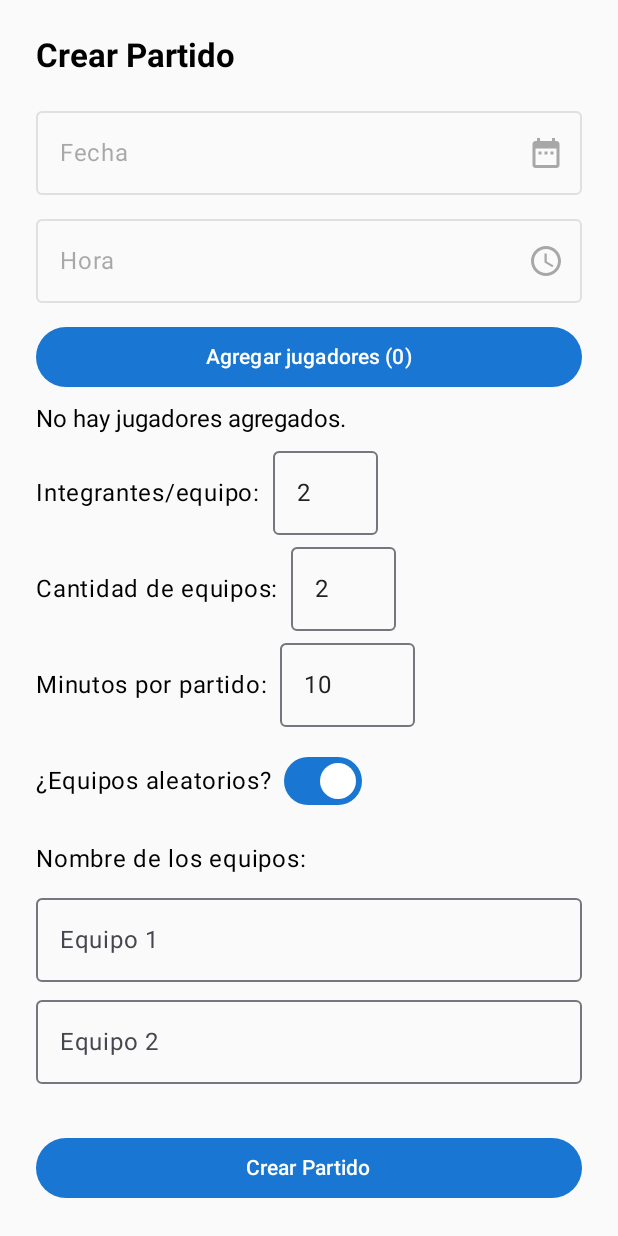
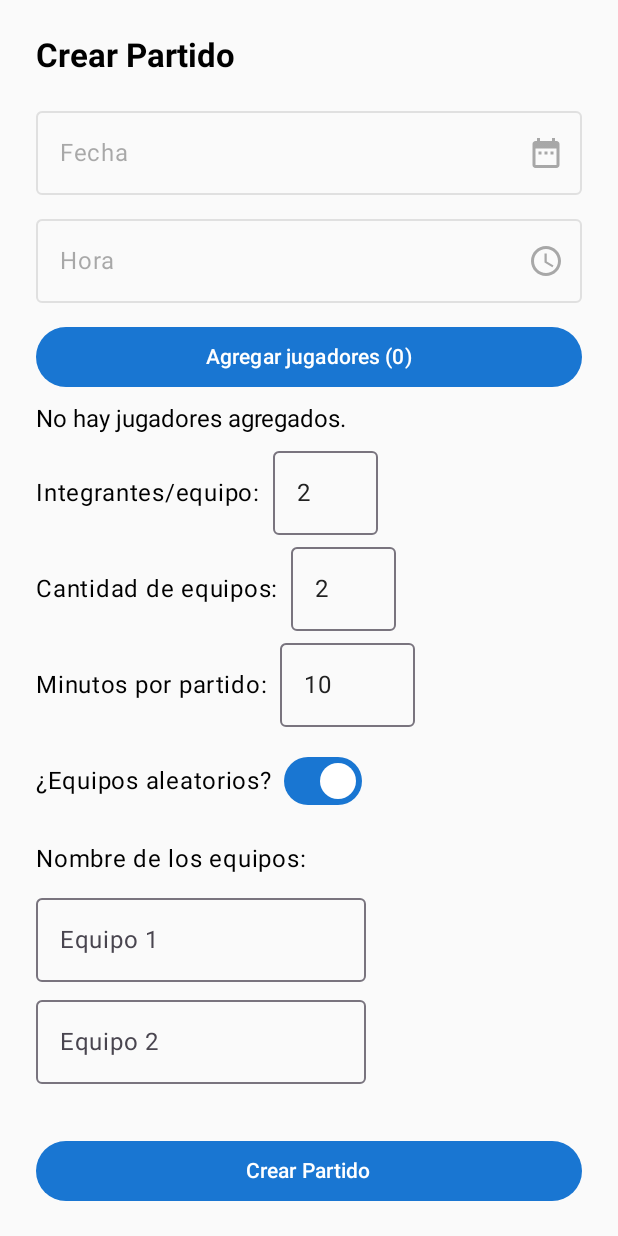
Before and after one commit to MingosGit/TorneoYa, an Android app built with Jetpack Compose: the CrearPartidoScreen screen opened through its navigation route, on a phone screen of 412 x 824 dp. Run offline under Robolectric (Android 15) with nearby library versions, the phone set to English and light mode, and no system bars; our stand-ins replace Room's generated code.

Commit message:
0.0.2.4 Solucionado bug visual

```diff
--- a/app/src/main/java/mingosgit/josecr/torneoya/ui/screens/CrearPartidoScreen.kt
+++ b/app/src/main/java/mingosgit/josecr/torneoya/ui/screens/CrearPartidoScreen.kt
@@ -3,6 +3,9 @@ package mingosgit.josecr.torneoya.ui.screens
 import android.app.DatePickerDialog
 import android.app.TimePickerDialog
 import androidx.compose.foundation.clickable
+import androidx.compose.foundation.horizontalScroll
+import androidx.compose.foundation.rememberScrollState
+import androidx.compose.foundation.verticalScroll
 import androidx.compose.foundation.layout.*
 import androidx.compose.material.icons.Icons
 import androidx.compose.material.icons.filled.AccessTime
@@ -16,7 +19,6 @@ import androidx.compose.ui.unit.dp
 import java.text.SimpleDateFormat
 import java.util.*
 
-
 @Composable
 fun CrearPartidoScreen(
     onPartidoCreado: (List<List<String>>, Int, Long, List<String>) -> Unit,
@@ -26,7 +28,6 @@ fun CrearPartidoScreen(
     onNumEquiposChange: (Int) -> Unit,
     numIntegrantes: Int,
     numEquipos: Int,
-    // Estados persistentes que se mantienen aunque se navegue
     fechaMillisState: MutableState<Long?>,
     nombresEquiposState: MutableState<List<String>>,
     horaSeteadaState: MutableState<Boolean>
@@ -41,17 +42,14 @@ fun CrearPartidoScreen(
     }
     var showError by rememberSaveable { mutableStateOf(false) }
 
-    // Estados globales para la fecha/hora y nombres de equipos
     val context = LocalContext.current
 
     val calendar = Calendar.getInstance()
     val fechaMillis = fechaMillisState.value
 
-    // Estados para mostrar el DatePicker y TimePicker
     var showDatePicker by remember { mutableStateOf(false) }
     var showTimePicker by remember { mutableStateOf(false) }
 
-    // Formato amigable
     val fechaString = fechaMillis?.let {
         SimpleDateFormat("dd/MM/yyyy", Locale.getDefault()).format(Date(it))
     } ?: ""
@@ -59,9 +57,7 @@ fun CrearPartidoScreen(
         SimpleDateFormat("HH:mm", Locale.getDefault()).format(Date(it))
     } ?: ""
 
-    // Nombres equipos como estado persistente
     var nombresEquipos by remember { nombresEquiposState }
-    // Control para no re-inicializar nombresEquipos si ya se han tocado
     val nombresInit = remember(numEquipos) { mutableStateOf(false) }
     if (!nombresInit.value) {
         if (nombresEquipos.size != numEquipos) {
@@ -71,7 +67,6 @@ fun CrearPartidoScreen(
         nombresInit.value = true
     }
 
-    // Cuando cambia el número de equipos, actualizar tamaño de nombres
     LaunchedEffect(numEquipos) {
         if (nombresEquipos.size != numEquipos) {
             val nuevos = nombresEquipos.toMutableList()
@@ -82,9 +77,11 @@ fun CrearPartidoScreen(
         }
     }
 
+    // AGREGADO: Permitir scroll general en pantalla (útil en pantallas pequeñas)
     Column(
         Modifier
             .fillMaxSize()
+            .verticalScroll(rememberScrollState())
             .padding(24.dp)
     ) {
         Text("Crear Partido", style = MaterialTheme.typography.titleLarge)
@@ -107,7 +104,6 @@ fun CrearPartidoScreen(
             }
         )
         Spacer(Modifier.height(8.dp))
-        // Selector de hora
         OutlinedTextField(
             value = horaString,
             onValueChange = {},
@@ -198,8 +194,11 @@ fun CrearPartidoScreen(
 
         Spacer(Modifier.height(16.dp))
 
-        // Entrada de nombres de equipos
-        Column {
+        // ENTRADA DE NOMBRES DE EQUIPOS: Scroll horizontal
+        Column(
+            modifier = Modifier
+                .horizontalScroll(rememberScrollState()) // <--- Scroll horizontal
+        ) {
             Text("Nombre de los equipos:")
             Spacer(Modifier.height(4.dp))
             repeat(numEquipos) { equipoIdx ->
@@ -214,14 +213,19 @@ fun CrearPartidoScreen(
                     label = { Text("Equipo ${equipoIdx + 1}") },
                     singleLine = true,
                     modifier = Modifier
-                        .fillMaxWidth()
+                        .width(220.dp) // Ancho fijo para facilitar swipe horizontal
                         .padding(vertical = 2.dp)
                 )
             }
         }
         Spacer(Modifier.height(16.dp))
 
-        Box(modifier = Modifier.weight(1f)) {
+        // Para la asignación manual, permitir también scroll horizontal si hay muchos equipos
+        Box(
+            modifier = Modifier
+                .weight(1f, fill = false)
+                .horizontalScroll(rememberScrollState()) // <--- Scroll horizontal equipos
+        ) {
             if (aleatorio) {
                 Text("Total de jugadores: ${jugadores.size}")
             } else {
@@ -244,7 +248,7 @@ fun CrearPartidoScreen(
                                 label = { Text("Integrante ${integranteIdx + 1}") },
                                 singleLine = true,
                                 modifier = Modifier
-                                    .fillMaxWidth()
+                                    .width(220.dp) // Ancho fijo para facilitar scroll
                                     .padding(vertical = 2.dp)
                             )
                         }
@@ -260,6 +264,7 @@ fun CrearPartidoScreen(
 
         Spacer(Modifier.height(16.dp))
 
+        // BOTÓN PARA CREAR PARTIDO: más visible y siempre presente
         Button(
             onClick = {
                 val fechaFinalMillis = fechaMillisState.value
@@ -286,7 +291,9 @@ fun CrearPartidoScreen(
                     onPartidoCreado(equiposManuales, tiempo, fechaFinalMillis, nombresFinal)
                 }
             },
-            modifier = Modifier.fillMaxWidth()
+            modifier = Modifier
+                .fillMaxWidth()
+                .padding(bottom = 8.dp)
         ) {
             Text("Crear Partido")
         }
@@ -305,7 +312,6 @@ fun CrearPartidoScreen(
                 c.set(Calendar.MONTH, month)
                 c.set(Calendar.DAY_OF_MONTH, dayOfMonth)
                 if (!horaSeteadaState.value) {
-                    // Por defecto 12:00
                     c.set(Calendar.HOUR_OF_DAY, 12)
                     c.set(Calendar.MINUTE, 0)
                 }
```
